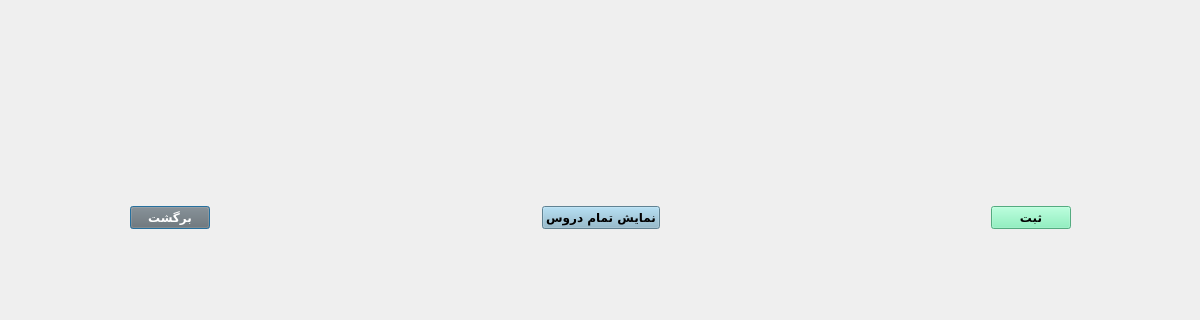
Old version of the form addlessondialog.ui in the repository AliRn76/Student-Portal; both pictures show x 0 to 1200 and y 330 to 650 of the 1200 by 650 pixel window.
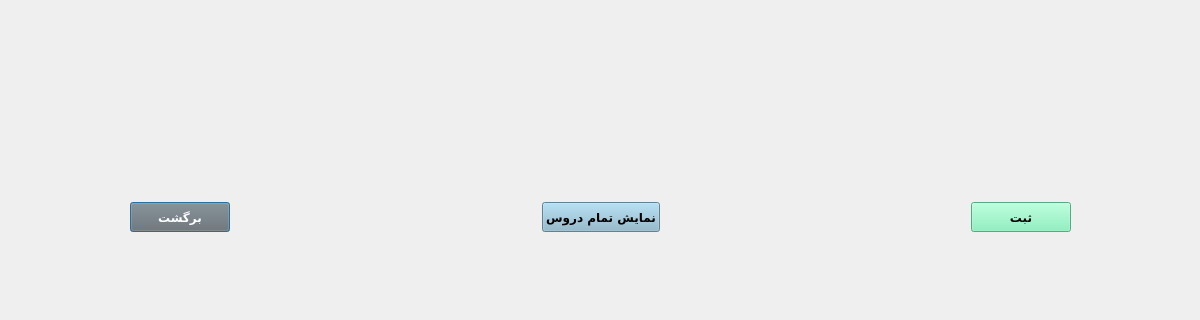
New version of the form.

What changed in the file:
```diff
--- a/addlessondialog.ui
+++ b/addlessondialog.ui
@@ -367,6 +367,12 @@
    <layout class="QHBoxLayout" name="horizontalLayout_2">
     <item>
      <widget class="QPushButton" name="pushButton_back">
+      <property name="minimumSize">
+       <size>
+        <width>100</width>
+        <height>30</height>
+       </size>
+      </property>
       <property name="font">
        <font>
         <family>B Nazanin</family>
@@ -399,6 +405,12 @@
     </item>
     <item>
      <widget class="QPushButton" name="pushButton_showAllCourses">
+      <property name="minimumSize">
+       <size>
+        <width>100</width>
+        <height>30</height>
+       </size>
+      </property>
       <property name="font">
        <font>
         <family>B Nazanin</family>
@@ -430,6 +442,12 @@
     </item>
     <item>
      <widget class="QPushButton" name="pushButton_add">
+      <property name="minimumSize">
+       <size>
+        <width>100</width>
+        <height>30</height>
+       </size>
+      </property>
       <property name="font">
        <font>
         <family>B Nazanin</family>
```
Left out of the diff: 28 changed lines with no effect on the pictures.
